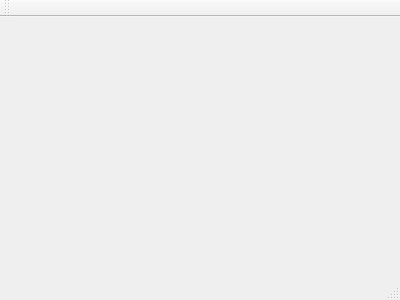
Before: the Qt Designer form QTGui_Assignment2/mainwindow.ui in oharam29/EE513_ConnectedEmbedded_Assignemt2, drawn with Qt 5.
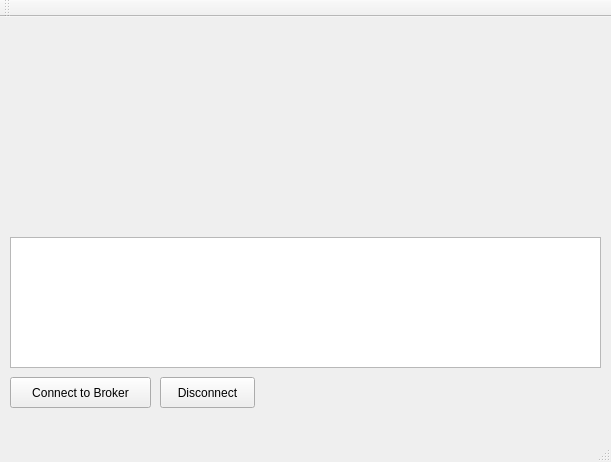
After: the same form once the commit is applied. Custom widgets are drawn as their Qt base class.

```diff
--- a/QTGui_Assignment2/mainwindow.ui
+++ b/QTGui_Assignment2/mainwindow.ui
@@ -1,24 +1,94 @@
 <ui version="4.0">
  <class>MainWindow</class>
- <widget class="QMainWindow" name="MainWindow" >
-  <property name="geometry" >
+ <widget class="QMainWindow" name="MainWindow">
+  <property name="geometry">
    <rect>
     <x>0</x>
     <y>0</y>
-    <width>400</width>
-    <height>300</height>
+    <width>611</width>
+    <height>462</height>
    </rect>
   </property>
   <property name="windowTitle" >
    <string>MainWindow</string>
   </property>
-  <widget class="QMenuBar" name="menuBar" />
-  <widget class="QToolBar" name="mainToolBar" />
-  <widget class="QWidget" name="centralWidget" />
-  <widget class="QStatusBar" name="statusBar" />
+  <widget class="QWidget" name="centralWidget">
+   <widget class="QPushButton" name="connectButton">
+    <property name="geometry">
+     <rect>
+      <x>10</x>
+      <y>360</y>
+      <width>141</width>
+      <height>31</height>
+     </rect>
+    </property>
+    <property name="text">
+     <string>Connect to Broker</string>
+    </property>
+   </widget>
+   <widget class="QPushButton" name="disconnectButton">
+    <property name="geometry">
+     <rect>
+      <x>160</x>
+      <y>360</y>
+      <width>95</width>
+      <height>31</height>
+     </rect>
+    </property>
+    <property name="text">
+     <string>Disconnect</string>
+    </property>
+   </widget>
+   <widget class="QPlainTextEdit" name="ConOutput">
+    <property name="geometry">
+     <rect>
+      <x>10</x>
+      <y>220</y>
+      <width>591</width>
+      <height>131</height>
+     </rect>
+    </property>
+   </widget>
+   <widget class="QCustomPlot" name="customPlot" native="true">
+    <property name="geometry">
+     <rect>
+      <x>10</x>
+      <y>10</y>
+      <width>591</width>
+      <height>191</height>
+     </rect>
+    </property>
+   </widget>
+  </widget>
+  <widget class="QMenuBar" name="menuBar">
+   <property name="geometry">
+    <rect>
+     <x>0</x>
+     <y>0</y>
+     <width>611</width>
+     <height>27</height>
+    </rect>
+   </property>
+  </widget>
+  <widget class="QToolBar" name="mainToolBar">
+   <attribute name="toolBarArea">
+    <enum>TopToolBarArea</enum>
+   </attribute>
+   <attribute name="toolBarBreak">
+    <bool>false</bool>
+   </attribute>
+  </widget>
+  <widget class="QStatusBar" name="statusBar"/>
  </widget>
- <layoutDefault spacing="6" margin="11" />
- <pixmapfunction></pixmapfunction>
+ <layoutdefault spacing="6" margin="11"/>
+ <customwidgets>
+  <customwidget>
+   <class>QCustomPlot</class>
+   <extends>QWidget</extends>
+   <header>qcustomplot.h</header>
+   <container>1</container>
+  </customwidget>
+ </customwidgets>
  <resources/>
  <connections/>
 </ui>
```
Left out of the diff: 3 changed lines with no effect on the pictures.
